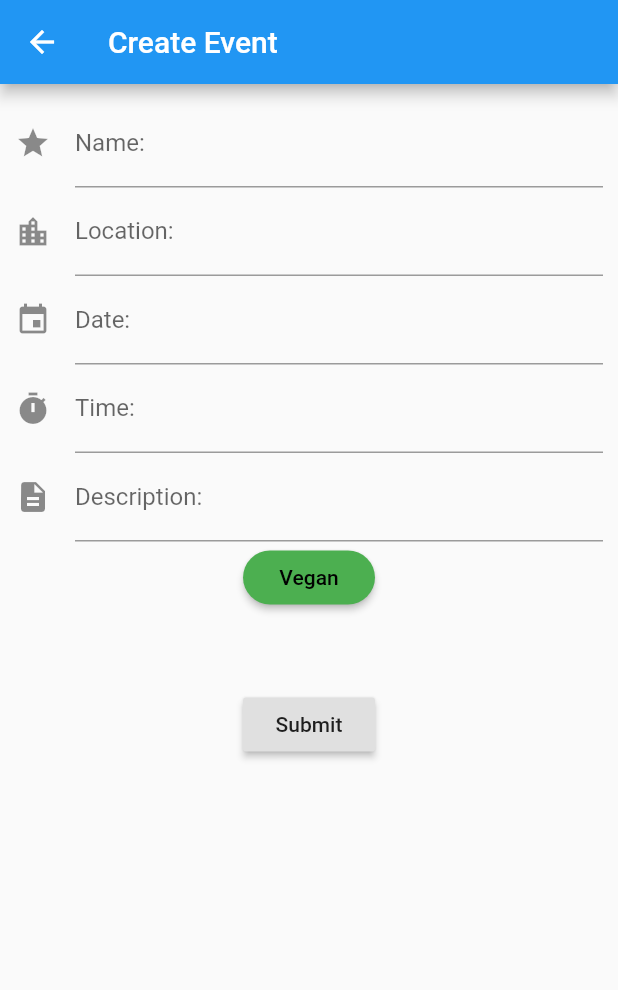
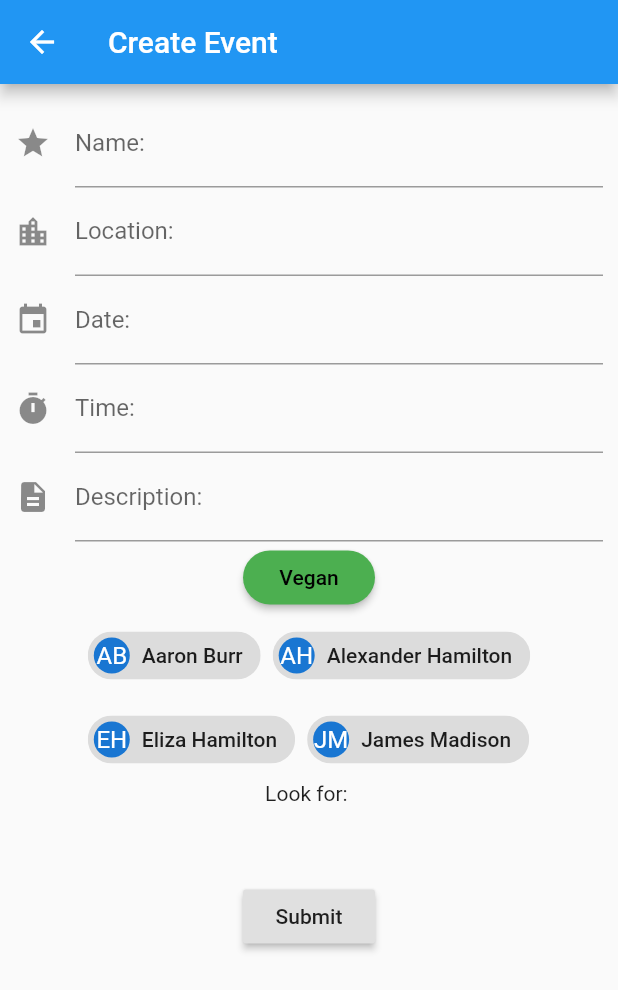
Before and after one commit to mattrossman/free-food-finders, a Flutter app: the AddEvent screen opened directly, on a phone screen of 412 x 824 dp. Shown: the top 990 px of the screen. Run offline on Flutter 3.47's test engine with Material 2 defaults, Android fonts, the light colour scheme and no system bars; network calls fail.

Commit message:
Add FilterChip example widget

```diff
--- a/lib/main.dart
+++ b/lib/main.dart
@@ -173,6 +173,7 @@ class MyCustomFormState extends State<MyCustomForm> {
             color: pressAttention ? Colors.white : Colors.green,
             onPressed: () => setState(() => pressAttention = !pressAttention),
             ),
+            CastFilter(),
             Padding(
               padding: const EdgeInsets.symmetric(vertical: 50.0),
               child: RaisedButton(
@@ -194,6 +195,65 @@ class MyCustomFormState extends State<MyCustomForm> {
     );
   }
 }
+
+class ActorFilterEntry {
+  const ActorFilterEntry(this.name, this.initials);
+  final String name;
+  final String initials;
+}
+
+class CastFilter extends StatefulWidget {
+  @override
+  State createState() => CastFilterState();
+}
+
+class CastFilterState extends State<CastFilter> {
+  final List<ActorFilterEntry> _cast = <ActorFilterEntry>[
+    const ActorFilterEntry('Aaron Burr', 'AB'),
+    const ActorFilterEntry('Alexander Hamilton', 'AH'),
+    const ActorFilterEntry('Eliza Hamilton', 'EH'),
+    const ActorFilterEntry('James Madison', 'JM'),
+  ];
+  List<String> _filters = <String>[];
+
+  Iterable<Widget> get actorWidgets sync* {
+    for (ActorFilterEntry actor in _cast) {
+      yield Padding(
+        padding: const EdgeInsets.all(4.0),
+        child: FilterChip(
+          avatar: CircleAvatar(child: Text(actor.initials)),
+          label: Text(actor.name),
+          selected: _filters.contains(actor.name),
+          onSelected: (bool value) {
+            setState(() {
+              if (value) {
+                _filters.add(actor.name);
+              } else {
+                _filters.removeWhere((String name) {
+                  return name == actor.name;
+                });
+              }
+            });
+          },
+        ),
+      );
+    }
+  }
+
+  @override
+  Widget build(BuildContext context) {
+    return Column(
+      mainAxisAlignment: MainAxisAlignment.center,
+      children: <Widget>[
+        Wrap(
+          children: actorWidgets.toList(),
+        ),
+        Text('Look for: ${_filters.join(', ')}'),
+      ],
+    );
+  }
+}
+
 class AddEvent extends StatelessWidget {
   @override
   Widget build(BuildContext context) {
```
